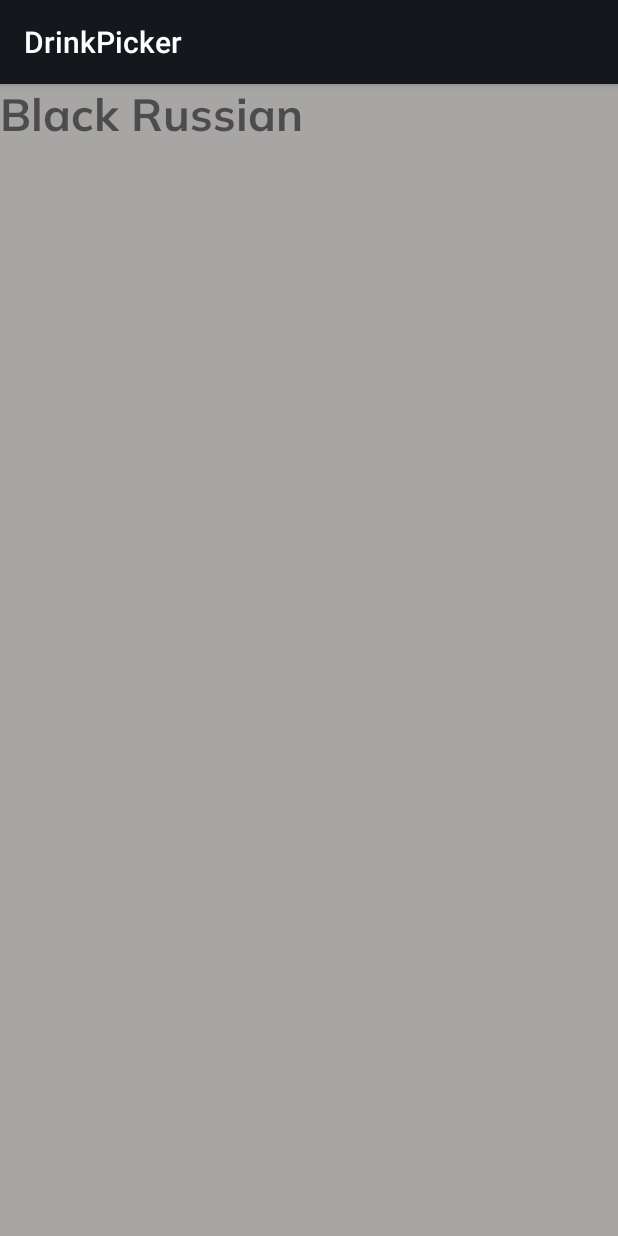
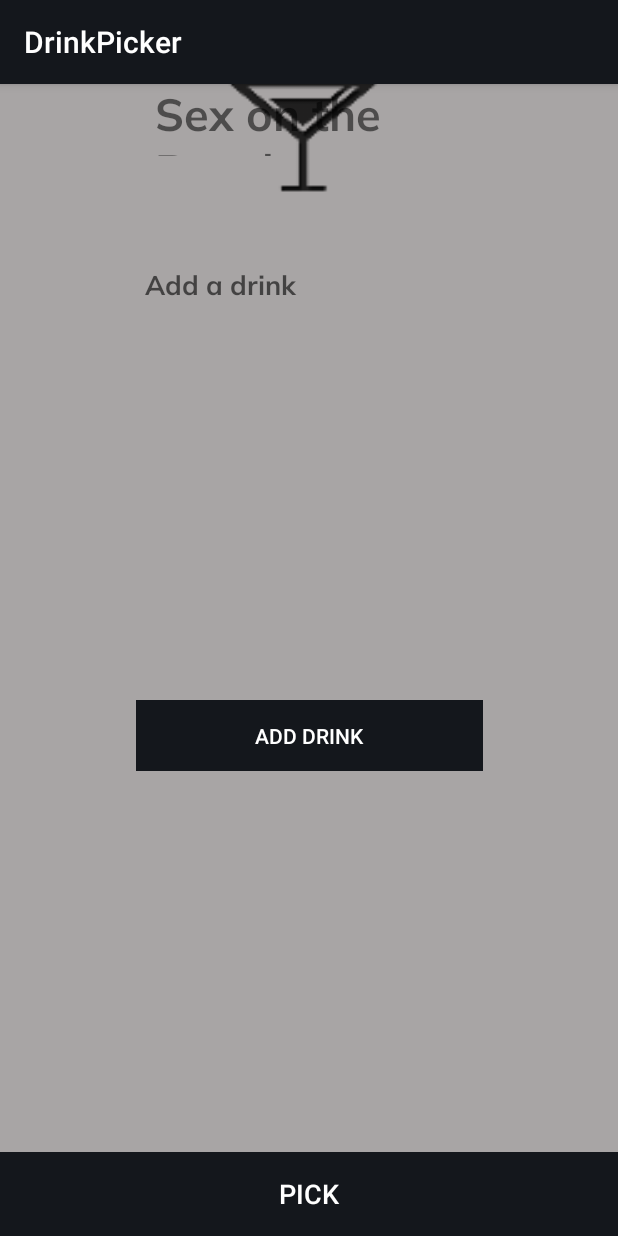
Before and after one commit to GabrielAmazonas/DrinkPicker, an Android app: the screen it shows after launch (MainActivity), on a phone screen of 412 x 824 dp. Run offline under Robolectric (Android 15) with nearby library versions, the phone set to English and light mode, and no system bars.

Commit message:
Finishing layout

```diff
--- a/app/src/main/java/com/gabrielamazonas/drinkpicker/MainActivity.kt
+++ b/app/src/main/java/com/gabrielamazonas/drinkpicker/MainActivity.kt
@@ -2,11 +2,27 @@ package com.gabrielamazonas.drinkpicker
 
 import android.support.v7.app.AppCompatActivity
 import android.os.Bundle
+// The next import allows us to reference the components id's directly E.G.: selectedDrinkText
+import kotlinx.android.synthetic.main.activity_main.*
 
 class MainActivity : AppCompatActivity() {
 
+    //Kotlin: No semicolons
+
+    //Kotlin: fun keyword indicates functions
+
+    //Kotlin: onCreate is the first thing called when the activity is created.
     override fun onCreate(savedInstanceState: Bundle?) {
         super.onCreate(savedInstanceState)
+        // R = res folder
+        // layout = res/layout folder
+        // activity_main = activity_main.xml file
         setContentView(R.layout.activity_main)
+
+        selectedDrinkText.text = "Sex on the Beach"
+
+
+
+
     }
 }
--- a/app/src/main/res/layout/activity_main.xml
+++ b/app/src/main/res/layout/activity_main.xml
@@ -9,13 +9,73 @@
 
     <TextView
         android:id="@+id/selectedDrinkText"
-        android:layout_width="209dp"
+        android:layout_width="206dp"
         android:layout_height="48dp"
+        android:layout_marginEnd="8dp"
+        android:layout_marginStart="8dp"
         android:fontFamily="@font/muli_bold"
         android:text="Black Russian"
         android:textSize="30sp"
-        tools:layout_editor_absoluteX="92dp"
-        tools:layout_editor_absoluteY="162dp" />
+        app:layout_constraintEnd_toEndOf="parent"
+        app:layout_constraintStart_toStartOf="parent"
+        tools:layout_editor_absoluteY="211dp"
+        tools:ignore="MissingConstraints" />
+
+    <ImageView
+        android:id="@+id/imageView"
+        android:layout_width="120dp"
+        android:layout_height="120dp"
+        android:layout_marginBottom="8dp"
+        android:layout_marginEnd="8dp"
+        android:layout_marginStart="8dp"
+        android:layout_marginTop="50dp"
+        app:layout_constraintBottom_toTopOf="@+id/selectedDrinkText"
+        app:layout_constraintEnd_toEndOf="parent"
+        app:layout_constraintStart_toStartOf="parent"
+        app:layout_constraintTop_toTopOf="parent"
+        app:srcCompat="@drawable/drink_logo" />
+
+    <Button
+        android:id="@+id/pickerButton"
+        style="@style/Widget.AppCompat.Button.Borderless"
+        android:layout_width="0dp"
+        android:layout_height="56dp"
+        android:background="@color/colorPrimary"
+        android:text="Pick"
+        android:textColor="@android:color/white"
+        android:textSize="18sp"
+        app:layout_constraintBottom_toBottomOf="parent"
+        app:layout_constraintEnd_toEndOf="parent"
+        app:layout_constraintStart_toStartOf="parent" />
+
+    <EditText
+        android:id="@+id/addDrinkText"
+        android:layout_width="wrap_content"
+        android:layout_height="wrap_content"
+        android:layout_marginTop="64dp"
+        android:ems="10"
+        android:fontFamily="@font/muli_bold"
+        android:hint="Add a drink"
+        android:inputType="textPersonName"
+        app:layout_constraintEnd_toEndOf="parent"
+        app:layout_constraintStart_toStartOf="parent"
+        app:layout_constraintTop_toBottomOf="@+id/selectedDrinkText" />
+
+    <Button
+        android:id="@+id/button2"
+        style="@style/Widget.AppCompat.Button.Borderless"
+        android:layout_width="231dp"
+        android:layout_height="47dp"
+        android:layout_marginBottom="8dp"
+        android:layout_marginTop="8dp"
+        android:background="@color/colorPrimary"
+        android:text="Add Drink"
+        android:textColor="@android:color/white"
+        app:layout_constraintBottom_toTopOf="@+id/pickerButton"
+        app:layout_constraintEnd_toEndOf="parent"
+        app:layout_constraintHorizontal_bias="0.5"
+        app:layout_constraintStart_toStartOf="parent"
+        app:layout_constraintTop_toBottomOf="@+id/addDrinkText" />
 
 
 </android.support.constraint.ConstraintLayout>
--- a/app/src/main/res/values/colors.xml
+++ b/app/src/main/res/values/colors.xml
@@ -1,6 +1,6 @@
 <?xml version="1.0" encoding="utf-8"?>
 <resources>
-    <color name="colorPrimary">#14171C</color>
+    <color name="colorPrimary">#14171c</color>
     <color name="colorPrimaryDark">#14171C</color>
     <color name="colorAccent">#A8A5A5</color>
 </resources>
```
